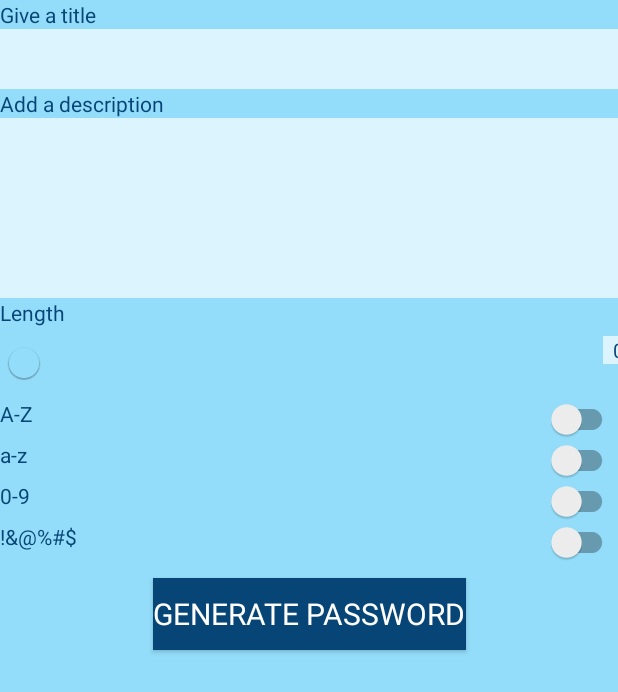
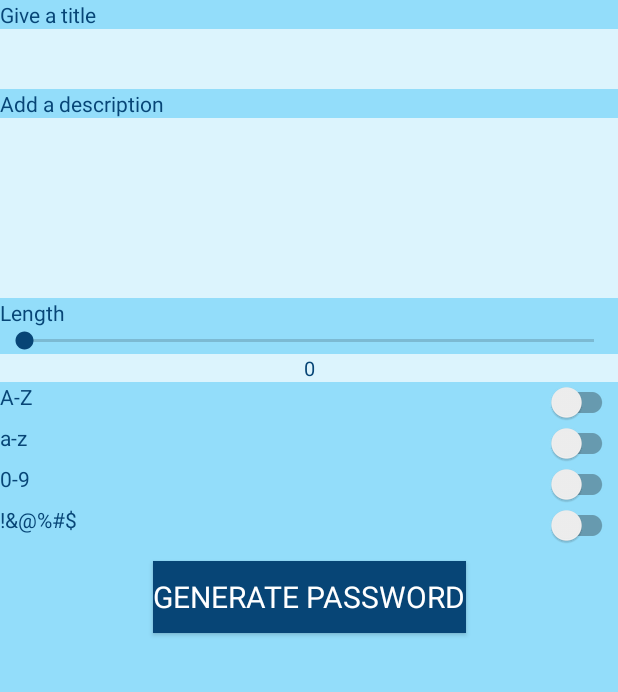
Before and after one commit to nakshatra-bazukaa/SecureD, an Android app: the MakePasswordActivity screen opened directly, with no data from a screen before it, on a phone screen of 412 x 824 dp. Shown: the top 692 px of the screen. Run offline under Robolectric (Android 15) with nearby library versions, the phone set to English and light mode, and no system bars.

Commit message:
Minor improvements in generate password activity xml

```diff
--- a/Android/app/build.gradle
+++ b/Android/app/build.gradle
@@ -20,7 +20,11 @@ android {
             proguardFiles getDefaultProguardFile('proguard-android-optimize.txt'), 'proguard-rules.pro'
         }
     }
+    compileOptions {
+        sourceCompatibility JavaVersion.VERSION_1_8
+        targetCompatibility JavaVersion.VERSION_1_8
 
+    }
 }
 
 dependencies {
--- a/Android/app/src/main/java/com/bazukaa/secured/ui/PasswordActivity.java
+++ b/Android/app/src/main/java/com/bazukaa/secured/ui/PasswordActivity.java
@@ -5,6 +5,8 @@ import androidx.appcompat.widget.Toolbar;
 import androidx.lifecycle.Observer;
 import androidx.lifecycle.ViewModelProviders;
 import androidx.recyclerview.widget.RecyclerView;
+
+import android.content.Intent;
 import android.os.Bundle;
 import com.bazukaa.secured.R;
 import com.bazukaa.secured.adapters.PasswordAdapter;
@@ -14,6 +16,7 @@ import com.google.android.material.floatingactionbutton.FloatingActionButton;
 import java.util.List;
 import butterknife.BindView;
 import butterknife.ButterKnife;
+import butterknife.OnClick;
 
 public class PasswordActivity extends AppCompatActivity {
 
@@ -43,8 +46,11 @@ public class PasswordActivity extends AppCompatActivity {
                 adapter.setPasswords(passwordDetails);
             }
         });
-
-        // To create a new password
-
+    }
+    // To create a new password
+    @OnClick(R.id.act_pwd_fab_add)
+    public void onFabClicked(){
+        Intent intent = new Intent(PasswordActivity.this, MakePasswordActivity.class);
+        startActivity(intent);
     }
 }
--- a/Android/app/src/main/res/layout/activity_make_password.xml
+++ b/Android/app/src/main/res/layout/activity_make_password.xml
@@ -58,44 +58,33 @@
         app:layout_constraintStart_toStartOf="parent"
         app:layout_constraintTop_toBottomOf="@+id/act_mk_pwd_et_desc" />
 
-    <LinearLayout
-        android:id="@+id/act_mk_pwd_ll"
+    <SeekBar
+        android:id="@+id/act_mk_pwd_slider"
         android:layout_width="match_parent"
         android:layout_height="wrap_content"
-        android:orientation="horizontal"
-        app:layout_constraintEnd_toEndOf="parent"
-        app:layout_constraintStart_toStartOf="parent"
-        app:layout_constraintTop_toBottomOf="@+id/act_mk_pwd_tv_length">
-
-        <androidx.constraintlayout.widget.ConstraintLayout
-            android:layout_width="match_parent"
-            android:layout_height="match_parent">
-
-            <com.google.android.material.slider.Slider
-                android:id="@+id/act_mk_pwd_slider"
-                android:layout_width="0dp"
-                android:layout_height="wrap_content"
+        app:trackColor="@color/colorPrimaryDark"
         android:valueFrom="0"
         android:valueTo="100"
+        android:stepSize="1"
         app:layout_constraintStart_toStartOf="parent"
-                app:layout_constraintTop_toTopOf="parent" />
+        app:layout_constraintEnd_toEndOf="parent"
+        app:layout_constraintTop_toBottomOf="@+id/act_mk_pwd_tv_length"
+        />
 
     <EditText
         android:id="@+id/act_mk_pwd_et_len"
-                android:layout_width="20dp"
+        android:layout_width="match_parent"
         android:layout_height="wrap_content"
-                android:layout_marginTop="6dp"
         android:background="@color/colorPrimaryLight"
         android:fontFamily="sans-serif"
         android:gravity="center"
         android:text="0"
         android:textColor="@color/colorAccent"
         android:textSize="13sp"
+        app:layout_constraintStart_toStartOf="parent"
         app:layout_constraintEnd_toEndOf="parent"
-                app:layout_constraintStart_toEndOf="@+id/act_mk_pwd_slider"
-                app:layout_constraintTop_toTopOf="parent" />
-        </androidx.constraintlayout.widget.ConstraintLayout>
-    </LinearLayout>
+        app:layout_constraintTop_toBottomOf="@+id/act_mk_pwd_slider" />
+
 
     <LinearLayout
         android:id="@+id/act_mk_pwd_ll_toggles"
@@ -104,7 +93,7 @@
         android:orientation="vertical"
         app:layout_constraintEnd_toEndOf="parent"
         app:layout_constraintStart_toStartOf="parent"
-        app:layout_constraintTop_toBottomOf="@+id/act_mk_pwd_ll">
+        app:layout_constraintTop_toBottomOf="@+id/act_mk_pwd_et_len">
 
         <LinearLayout
             android:layout_width="match_parent"
@@ -224,9 +213,10 @@
         android:layout_width="wrap_content"
         android:layout_height="wrap_content"
         android:textColor="#ffffff"
+        android:background="@color/colorAccent"
+        app:useMaterialThemeColors = "false"
         android:text="Generate Password"
         android:elevation="4dp"
-        android:background="@color/colorPrimaryDark"
         android:gravity="center"
         app:layout_constraintStart_toStartOf="parent"
         app:layout_constraintEnd_toEndOf="parent"
```
Lines whose indentation alone changed are shown as unchanged.
